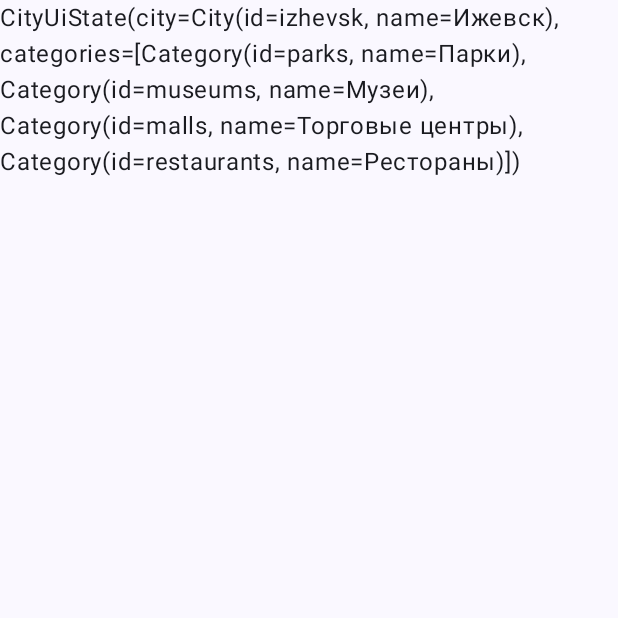
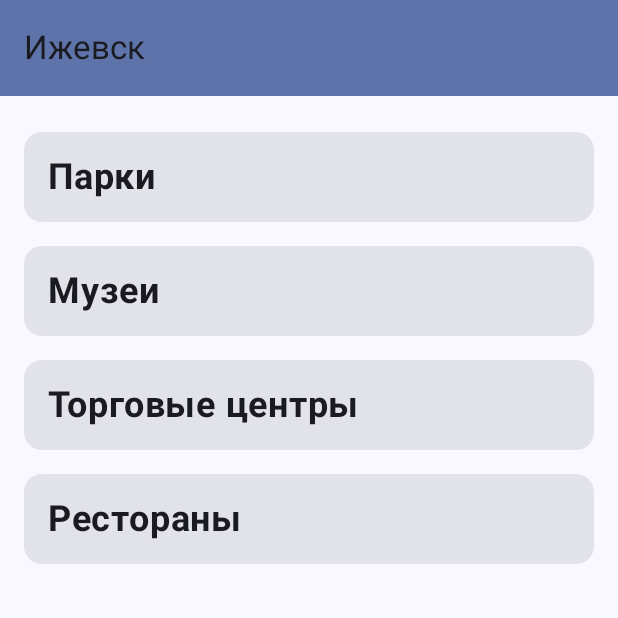
Before and after one commit to DanielReker/izhevsk-places, an Android app built with Jetpack Compose: the screen it shows after launch (MainActivity), on a phone screen of 412 x 824 dp, the top half of it. Run offline under Robolectric (Android 15) with nearby library versions, the phone set to English and light mode, and no system bars; our stand-ins replace Dagger/Hilt's generated code.

Commit message:
feat: implement city screen UI

```diff
--- a/app/src/main/java/io/github/danielreker/izhevskplaces/MainActivity.kt
+++ b/app/src/main/java/io/github/danielreker/izhevskplaces/MainActivity.kt
@@ -6,10 +6,25 @@ import androidx.activity.compose.setContent
 import androidx.activity.enableEdgeToEdge
 import androidx.compose.foundation.layout.fillMaxSize
 import androidx.compose.foundation.layout.padding
+import androidx.compose.material.icons.Icons
+import androidx.compose.material.icons.automirrored.filled.ArrowBack
+import androidx.compose.material3.CircularProgressIndicator
+import androidx.compose.material3.ExperimentalMaterial3Api
+import androidx.compose.material3.Icon
+import androidx.compose.material3.IconButton
+import androidx.compose.material3.MaterialTheme
 import androidx.compose.material3.Scaffold
 import androidx.compose.material3.Surface
+import androidx.compose.material3.Text
+import androidx.compose.material3.TopAppBar
+import androidx.compose.material3.TopAppBarDefaults
 import androidx.compose.runtime.Composable
+import androidx.compose.runtime.getValue
+import androidx.compose.runtime.mutableStateOf
+import androidx.compose.runtime.remember
+import androidx.compose.runtime.setValue
 import androidx.compose.ui.Modifier
+import androidx.compose.ui.res.stringResource
 import androidx.navigation.compose.NavHost
 import androidx.navigation.compose.composable
 import androidx.navigation.compose.rememberNavController
@@ -25,11 +40,7 @@ class MainActivity : ComponentActivity() {
         enableEdgeToEdge()
         setContent {
             IzhevskPlacesTheme {
-                Scaffold(modifier = Modifier.fillMaxSize()) { innerPadding ->
-                    Surface(modifier = Modifier.padding(innerPadding)) {
-                        CityApp()
-                    }
-                }
+                CityApp()
             }
         }
     }
@@ -41,11 +52,54 @@ object CityRoute
 
 @Composable
 fun CityApp() {
+    var appBarTitle: String? by remember { mutableStateOf(null) }
+
     val navController = rememberNavController()
 
-    NavHost(navController = navController, startDestination = CityRoute) {
-        composable<CityRoute> {
-            CityScreen()
+    Scaffold(
+        modifier = Modifier.fillMaxSize(),
+        topBar = { CityAppBar(
+            title = appBarTitle,
+            canNavigateBack = navController.previousBackStackEntry != null,
+            navigateUp = { navController.navigateUp() },
+        ) }
+    ) { innerPadding ->
+        Surface(modifier = Modifier.padding(innerPadding)) {
+            NavHost(navController = navController, startDestination = CityRoute) {
+                composable<CityRoute> {
+                    CityScreen(
+                        onCityNameChanged = { newCityName -> appBarTitle = newCityName },
+                        onCategorySelected = { /* TBC... */ }
+                    )
+                }
+            }
         }
     }
 }
+
+@OptIn(ExperimentalMaterial3Api::class)
+@Composable
+fun CityAppBar(
+    title: String?,
+    canNavigateBack: Boolean,
+    navigateUp: () -> Unit,
+    modifier: Modifier = Modifier
+) {
+    TopAppBar(
+        title = { if (title != null) Text(title) else CircularProgressIndicator() },
+        colors = TopAppBarDefaults.mediumTopAppBarColors(
+            containerColor = MaterialTheme.colorScheme.primaryContainer
+        ),
+        modifier = modifier,
+        navigationIcon = {
+            if (canNavigateBack) {
+                IconButton(onClick = navigateUp) {
+                    Icon(
+                        imageVector = Icons.AutoMirrored.Filled.ArrowBack,
+                        contentDescription = stringResource(R.string.back_button)
+                    )
+                }
+            }
+        }
+    )
+}
--- a/app/src/main/java/io/github/danielreker/izhevskplaces/ui/city/CityScreen.kt
+++ b/app/src/main/java/io/github/danielreker/izhevskplaces/ui/city/CityScreen.kt
@@ -1,14 +1,24 @@
 package io.github.danielreker.izhevskplaces.ui.city
 
 import androidx.compose.foundation.layout.Column
+import androidx.compose.foundation.layout.padding
+import androidx.compose.foundation.lazy.LazyColumn
+import androidx.compose.foundation.lazy.items
+import androidx.compose.material3.Card
+import androidx.compose.material3.CircularProgressIndicator
 import androidx.compose.material3.Text
 import androidx.compose.runtime.Composable
+import androidx.compose.runtime.LaunchedEffect
 import androidx.compose.runtime.getValue
 import androidx.compose.ui.Modifier
+import androidx.compose.ui.text.font.FontWeight
 import androidx.compose.ui.tooling.preview.Preview
+import androidx.compose.ui.unit.dp
+import androidx.compose.ui.unit.sp
 import androidx.hilt.navigation.compose.hiltViewModel
 import androidx.lifecycle.compose.collectAsStateWithLifecycle
 import io.github.danielreker.izhevskplaces.data.datasources.CityProvider
+import io.github.danielreker.izhevskplaces.model.Category
 import io.github.danielreker.izhevskplaces.ui.theme.IzhevskPlacesTheme
 
 
@@ -16,22 +26,40 @@ import io.github.danielreker.izhevskplaces.ui.theme.IzhevskPlacesTheme
 fun CityScreen(
     modifier: Modifier = Modifier,
     viewModel: CityViewModel = hiltViewModel(),
+    onCityNameChanged: (newCityName: String?) -> Unit,
+    onCategorySelected: (categoryId: String) -> Unit,
 ) {
     val uiState by viewModel.uiState.collectAsStateWithLifecycle()
-    CityScreenUi(uiState = uiState, modifier = modifier)
+    LaunchedEffect(uiState.city?.name) { onCityNameChanged(uiState.city?.name) }
+    CityScreenUi(uiState = uiState, modifier = modifier, onCategorySelected = onCategorySelected)
 }
 
 @Composable
 fun CityScreenUi(
     uiState: CityUiState,
     modifier: Modifier = Modifier,
+    onCategorySelected: (categoryId: String) -> Unit = {},
 ) {
-    Column(
-        modifier = modifier,
+    LazyColumn(
+        modifier = modifier.padding(16.dp),
     ) {
-        Text(
-            text = uiState.toString(),
-        )
+        if (uiState.categories != null) {
+            items(uiState.categories) { category ->
+                Card(
+                    onClick = { onCategorySelected(category.id) },
+                    modifier = Modifier.padding(8.dp).fillParentMaxWidth()
+                ) {
+                    Text(
+                        text = category.name,
+                        fontSize = 24.sp,
+                        fontWeight = FontWeight.Bold,
+                        modifier = Modifier.padding(16.dp)
+                    )
+                }
+            }
+        } else {
+            item { CircularProgressIndicator() }
+        }
     }
 }
 
--- a/app/src/main/res/values/strings.xml
+++ b/app/src/main/res/values/strings.xml
@@ -1,3 +1,4 @@
 <resources>
     <string name="app_name">Izhevsk Places</string>
+    <string name="back_button">Back</string>
 </resources>
```
